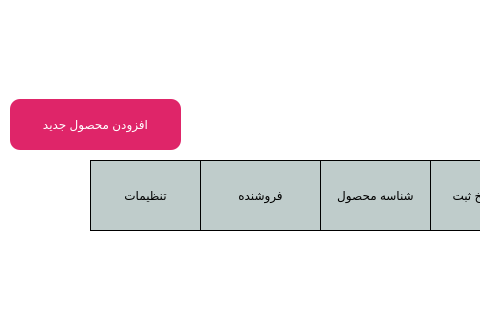
Above: OnlineShop/uiDesigns/viewAllProductsUI.ui from AP-1400-2/G2-Final before the change; both pictures show x 0 to 480 and y 0 to 320 of the 1122 by 832 pixel window. Below: the same form after it.
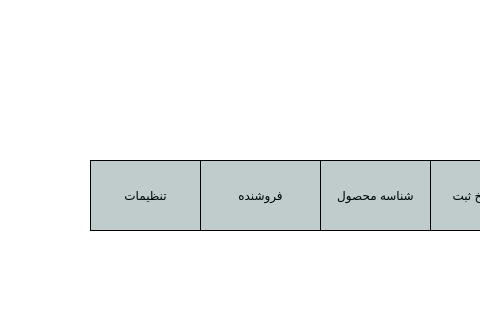
That is the form after the change. Icons and pictures are not drawn.

Commit message: update for viewAllProductsUI and viewAllUsersUI

Diff of the .ui file:
```diff
--- a/OnlineShop/uiDesigns/viewAllProductsUI.ui
+++ b/OnlineShop/uiDesigns/viewAllProductsUI.ui
@@ -65,30 +65,6 @@
      <string>تعداد کاربران فروشگاه: 3 </string>
     </property>
    </widget>
-   <widget class="QPushButton" name="pay_btn">
-    <property name="geometry">
-     <rect>
-      <x>10</x>
-      <y>100</y>
-      <width>171</width>
-      <height>51</height>
-     </rect>
-    </property>
-    <property name="cursor">
-     <cursorShape>PointingHandCursor</cursorShape>
-    </property>
-    <property name="styleSheet">
-     <string notr="true">#pay_btn{
-border-radius : 10%;
-background-color: #df2569;
-color : #fff;
-font: 9pt &quot;IRANSans&quot;;
-}</string>
-    </property>
-    <property name="text">
-     <string>افزودن محصول جدید</string>
-    </property>
-   </widget>
   </widget>
   <widget class="QWidget" name="widget" native="true">
    <property name="geometry">
```
The commit also changes 1 other file.
